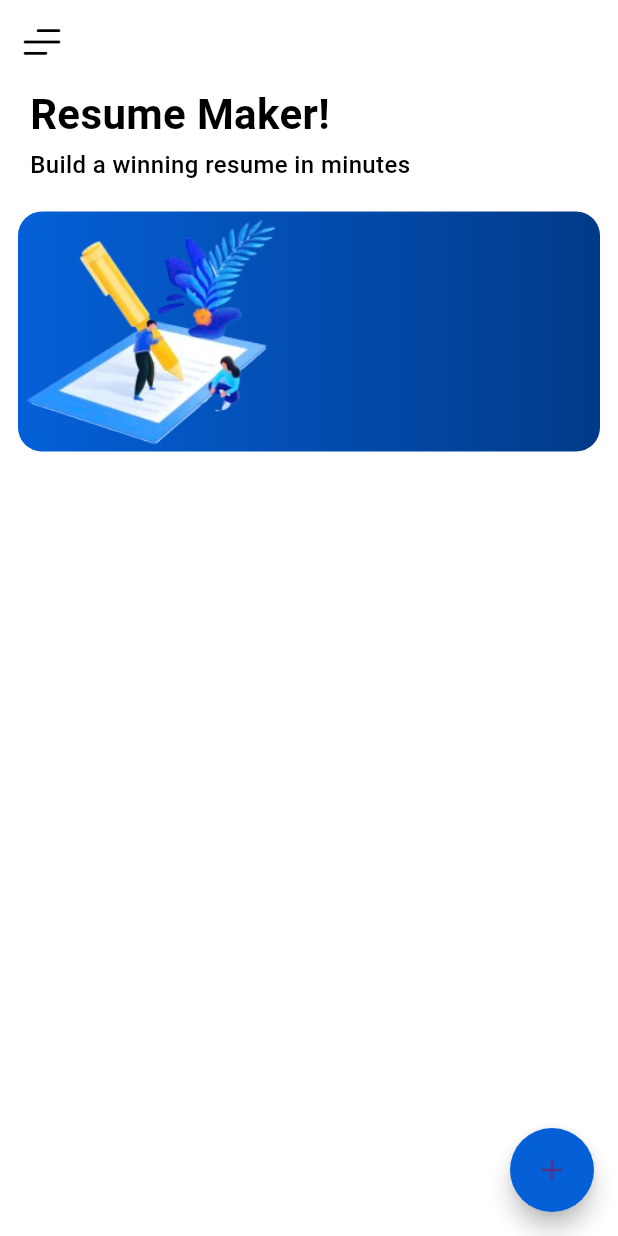
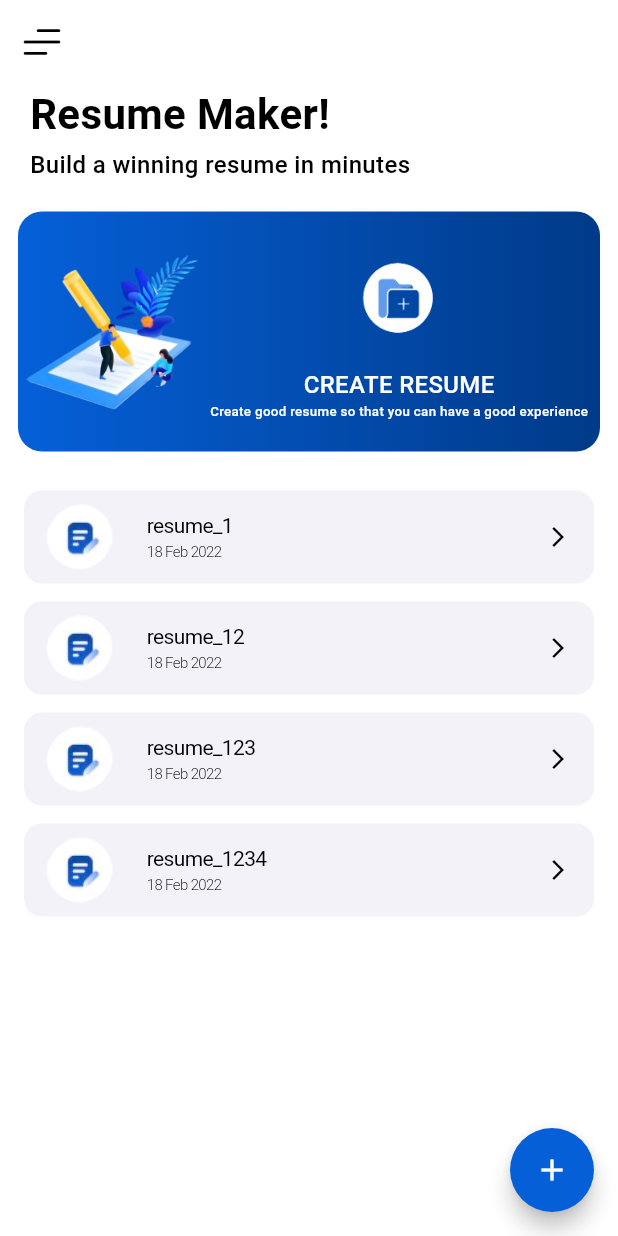
Before and after one commit to Zimil-Patel/cv_maker, a Flutter app: the screen it shows after launch, on a phone screen of 412 x 824 dp. Run offline on Flutter 3.47's test engine with Material 3 defaults, Android fonts, the phone set to English and light mode, and no system bars; our stand-ins replace google_fonts; Roboto replaces fonts that are missing (Varela).

Commit message:
12-03-2024

```diff
--- a/lib/screens/home_ui/home_scr.dart
+++ b/lib/screens/home_ui/home_scr.dart
@@ -27,7 +27,10 @@ class _HomeScreenState extends State<HomeScreen> {
       floatingActionButton: FloatingActionButton(
         backgroundColor: primaryLight,
         shape: const CircleBorder(),
-        child: const Icon(Icons.add),
+        child: const Icon(
+          Icons.add,
+          color: Colors.white,
+        ),
         onPressed: () {},
       ),
 
@@ -58,6 +61,7 @@ class _HomeScreenState extends State<HomeScreen> {
       //BODY
       body: Padding(
         padding: const EdgeInsets.symmetric(horizontal: 12.0),
+        child: SingleChildScrollView(
           child: Column(
             crossAxisAlignment: CrossAxisAlignment.start,
             children: [
@@ -68,10 +72,83 @@ class _HomeScreenState extends State<HomeScreen> {
                 height: 20,
               ),
 
+              //top banner
               createResumeBox(),
+
+              const SizedBox(
+                height: 20,
+              ),
+
+              //resume records
+              resumeList(),
             ],
           ),
         ),
+      ),
+    );
+  }
+
+  Column resumeList() {
+    return Column(
+      children: [
+        ...List.generate(
+          users[currentUser]['data'].length,
+          (index) => Container(
+            margin: const EdgeInsets.symmetric(vertical: 6, horizontal: 4),
+            padding: const EdgeInsets.symmetric(vertical: 6, horizontal: 8),
+            decoration: BoxDecoration(
+              color: greyBox,
+              borderRadius: BorderRadius.circular(12),
+            ),
+            child: CupertinoButton(
+              onPressed: () {},
+              padding: EdgeInsets.zero,
+              child: Row(
+                children: [
+                  SizedBox(
+                    height: 50,
+                    width: 60,
+                    child: ClipRRect(
+                      child: Image.asset(
+                        'asset/images/home/file.png',
+                      ),
+                    ),
+                  ),
+                  Expanded(
+                    child: Padding(
+                      padding: const EdgeInsets.symmetric(horizontal: 14.0),
+                      child: Column(
+                        crossAxisAlignment: CrossAxisAlignment.start,
+                        children: [
+                          Text(
+                            users[0]['data'][index]['title'],
+                            style: miniText(bold: FontWeight.w400),
+                          ),
+                          const SizedBox(
+                            height: 4,
+                          ),
+                          Text(
+                            '${users[0]['data'][index]['date']['day']} ${users[0]['data'][index]['date']['month']} ${users[0]['data'][index]['date']['year']}',
+                            style: ultraMiniText(bold: FontWeight.w300),
+                          ),
+                        ],
+                      ),
+                    ),
+                  ),
+                  const Padding(
+                    padding: EdgeInsets.only(right: 8.0),
+                    child: Icon(
+                      Icons.arrow_forward_ios,
+                      color: Colors.black,
+                      size: 16,
+                    ),
+                  )
+                ],
+              ),
+            ),
+          ),
+        )
+      ],
     );
   }
 
@@ -91,7 +168,44 @@ class _HomeScreenState extends State<HomeScreen> {
       ),
       child: Row(
         children: [
-          Image.asset('asset/images/home/img1.png'),
+          SizedBox(
+            height: 120,
+            width: 120,
+            child: Image.asset(
+              'asset/images/home/img1.png',
+              fit: BoxFit.contain,
+            ),
+          ),
+          Expanded(
+            child: Padding(
+              padding: const EdgeInsets.all(8.0),
+              child: Column(
+                mainAxisAlignment: MainAxisAlignment.spaceEvenly,
+                children: [
+                  SizedBox(
+                    height: 70,
+                    width: 70,
+                    child: Image.asset('asset/images/home/img2.png'),
+                  ),
+                  Column(
+                    children: [
+                      Text(
+                        'CREATE RESUME',
+                        style: normalText(color: Colors.white),
+                      ),
+                      FittedBox(
+                        child: Text(
+                          textAlign: TextAlign.center,
+                          'Create good resume so that you can have a good experience',
+                          style: ultraMiniText(color: Colors.white),
+                        ),
+                      ),
+                    ],
+                  ),
+                ],
+              ),
+            ),
+          ),
         ],
       ),
     );
--- a/lib/util/colors/colors.dart
+++ b/lib/util/colors/colors.dart
@@ -3,3 +3,5 @@ import 'dart:ui';
 Color blueColor = const Color(0xff67a2fc);
 Color primaryDark = const Color(0xff003a88);
 Color primaryLight = const Color(0xff0560d8);
+
+Color greyBox = const Color(0xfff2f2f8);
--- a/lib/util/resulabe_ui/text_styles.dart
+++ b/lib/util/resulabe_ui/text_styles.dart
@@ -18,18 +18,26 @@ inputTextStyle({Color? color}) {
   );
 }
 
-miniText({Color? color}) {
+miniText({Color? color, FontWeight? bold}) {
   return TextStyle(
     fontSize: 14,
-    fontWeight: FontWeight.w500,
+    fontWeight: bold ?? FontWeight.w500,
     color: color ?? headingTxt,
   );
 }
 
-normalText({Color? color}) {
+normalText({Color? color, FontWeight? bold}) {
   return TextStyle(
     fontSize: 16,
-    fontWeight: FontWeight.w500,
+    fontWeight: bold ?? FontWeight.w500,
     color: color ?? headingTxt,
   );
 }
+
+ultraMiniText({Color? color, FontWeight? bold}) {
+  return TextStyle(
+    fontSize: 10,
+    fontWeight: bold ?? FontWeight.w500,
+    color: color ?? headingTxt,
+  );
+}
```
Also changed, not shown: asset/images/home/file.png (added), asset/images/home/img1.png, asset/images/home/img2.png (added). Lines whose indentation alone changed are shown as unchanged.
